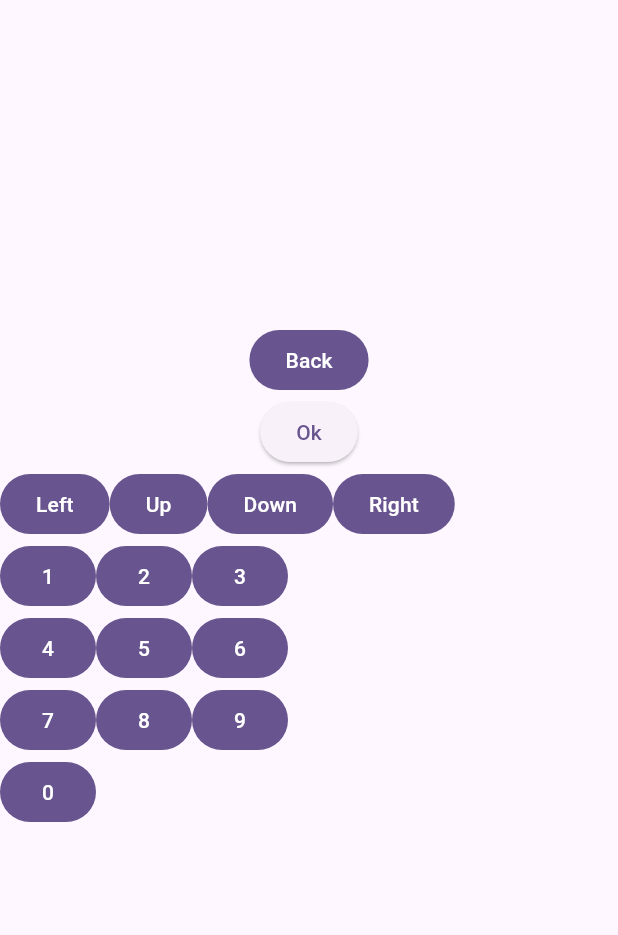
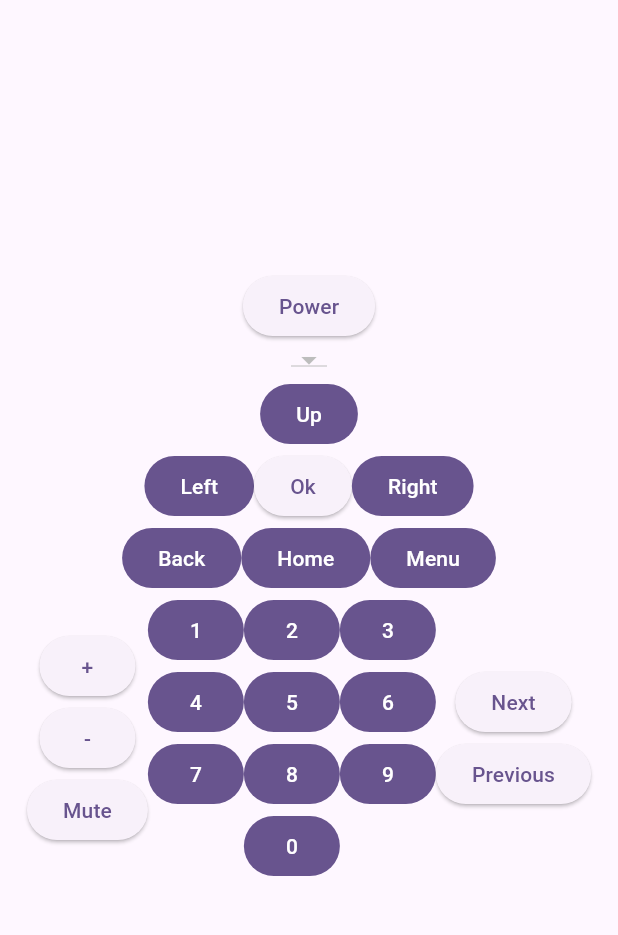
Before and after one commit to kiliangui/liveboxCommand, a Flutter app: the screen it shows after launch, after a tap on "Up", on a phone screen of 412 x 824 dp, the part 84-1019 px from its top. Run offline on Flutter 3.47's test engine with Material 3 defaults, Android fonts, the phone set to English and light mode, and no system bars; missing offline and left inert: network_info_plus; network calls fail.

Commit message:
MAJ detecteru de livebox

```diff
--- a/lib/main.dart
+++ b/lib/main.dart
@@ -1,9 +1,79 @@
 
 
+import 'dart:convert';
+
 import 'package:flutter/cupertino.dart';
+import 'package:network_info_plus/network_info_plus.dart';
 import 'package:flutter/material.dart';
 import 'package:http/http.dart' as http;
 import 'dart:developer' as developer;
+import 'dart:io';
+
+class IpAddress {
+  final String ip;
+  final String name;
+
+  IpAddress(this.ip, this.name);
+}
+
+Future<String> checkLiveBox(String ip) async {
+
+  var res = await http.get(Uri.parse("http://$ip:8080/remoteControl/cmd?operation=10"));
+  if (res.statusCode == 200) {
+    var json = jsonDecode(res.body);
+    return json['result']["data"]['friendlyName'];
+  }
+
+  return "false";
+}
+
+Future<List<IpAddress>> scanNetwork() async {
+  print('Scanning network');
+  List<IpAddress> ListIp = [];
+  await (NetworkInfo().getWifiIP()).then(
+    (ip) async {
+      print("IP FOUND: $ip");
+      final String subnet = ip!.substring(0, ip.lastIndexOf('.'));
+      const port = 8080;
+      for (var i = 0; i < 256; i++) {
+        String ip = '$subnet.$i';
+        await Socket.connect(ip, port, timeout: Duration(milliseconds: 50))
+          .then((socket) async {
+            await InternetAddress(socket.address.address)
+              .reverse()
+              .then((value) {
+                print("FOUND DEVICE");
+                //ListIp.add({
+                //  'ip': socket.address.address,
+                //  'name': value.host ?? socket.address.address
+                //});
+                checkLiveBox(ip).then((value) {
+                  if (value != "false") {
+                    ListIp.add(IpAddress(socket.address.address, value));
+                  }
+                });
+                print("IP : ${socket.address.address}");
+                socket.destroy();
+
+              }).catchError((error) {
+                print(socket.address.address);
+                // http://IP:8080/remoteControl/cmd?operation=10
+                checkLiveBox(ip).then((value) {
+                  if (value != "false") {
+                    ListIp.add(IpAddress(socket.address.address, value));
+                  }
+                  socket.destroy();
+                });
+
+              });
+          }).catchError((error) => null);
+      }
+    },
+  );
+  print('Done , found ${ListIp.length} devices, returning list');
+  return ListIp;
+}
+
 void main() {
   runApp(const MyApp());
 }
@@ -59,11 +129,31 @@ class MyHomePage extends StatefulWidget {
 }
 
 class _MyHomePageState extends State<MyHomePage> {
-  final String _url = "http://192.168.1.10:8080/remoteControl/cmd?operation=01&mode=0&key=";
+  String UsedIp = "";
+  String _url = "/remoteControl/cmd?operation=01&mode=0&key=";
   void press(code){
-    http.get(Uri.parse(_url+code));
+    print("http://"+UsedIp+":8080"+_url+code);
+    http.get(Uri.parse("http://"+UsedIp+":8080"+_url+code));
     developer.log(_url+code);
   }
+
+
+  List<IpAddress> ListIp = [];
+
+  @override
+  void initState() {
+    super.initState();
+    //scan();
+    scanNetwork().then((value) {
+      print("VALUE, ${value}");
+      print("VALUE, ${value.length}, ${value[0].ip}");
+      setState(() {
+        ListIp = value;
+        UsedIp = value.length > 0 ? value[0].ip : "";
+      });
+    });
+  }
+
 
   @override
   Widget build(BuildContext context) {
@@ -89,19 +179,63 @@ class _MyHomePageState extends State<MyHomePage> {
         child: Column(
           mainAxisAlignment: MainAxisAlignment.center,
           children: <Widget>[
-            FilledButton(onPressed: ()=>{press("158")}, child: const Text("Back")),
-            ElevatedButton(onPressed: () =>{press("352")}, child: const Text("Ok")),
-            Row(
+            ElevatedButton(onPressed: () =>{press("116")}, child: const Text("Power")),
+            // select ip from the list
+
+            DropdownButton(
+              value: UsedIp,
+              onChanged: (value) {
+                setState(() {
+                  UsedIp = value as String ;
+                });
+              },
+              items: ListIp.map((value) {
+                return DropdownMenuItem(
+                  value: value.ip,
+                  child: Text(value.name),
+                );
+              }).toList(),
+
+            ),
+
+            Column(
               children: [
-                FilledButton(onPressed: ()=>{press("105")}, child: const Text("Left")),
+
+
                 FilledButton(onPressed: ()=>{press("103")}, child: const Text("Up")),
-                FilledButton(onPressed: ()=>{press("108")}, child: const Text("Down")),
-                FilledButton(onPressed: ()=>{press("106")}, child: const Text("Right")),
+                Row(
+                  mainAxisAlignment: MainAxisAlignment.center,
+                  children: [
+                    FilledButton(onPressed: ()=>{press("105")}, child: const Text("Left")),
+                    ElevatedButton(onPressed: () =>{press("352")}, child: const Text("Ok")),
+                    FilledButton(onPressed: ()=>{press("106")}, child: const Text("Right")),
+                  ],
+                ),
+                Row(
+                  mainAxisAlignment: MainAxisAlignment.center,
+                  children: [
+                    FilledButton(onPressed: ()=>{press("104")}, child: const Text("Back")),
+                    FilledButton(onPressed: ()=>{press("107")}, child: const Text("Home")),
+                    FilledButton(onPressed: ()=>{press("102")}, child: const Text("Menu")),
+                  ],
+                )
+
               ],
             ),
-            Column(
+            Row(
+              mainAxisAlignment: MainAxisAlignment.center,
+              children: [
+                Column(
+                  children: [
+                    ElevatedButton(onPressed: () =>{press("114")}, child: const Text("+")),
+                    ElevatedButton(onPressed: () =>{press("115")}, child: const Text("-")),
+                    ElevatedButton(onPressed: () =>{press("113")}, child: const Text("Mute")),
+                  ],
+                ),
+                Column(
               children: [
                 Row(
+                  mainAxisAlignment: MainAxisAlignment.center,
                   children: [
                     FilledButton(onPressed: ()=>{press("513")}, child: const Text("1")),
                     FilledButton(onPressed: ()=>{press("514")}, child: const Text("2")),
@@ -109,24 +243,41 @@ class _MyHomePageState extends State<MyHomePage> {
                   ],
                 ),
                 Row(
+                  mainAxisAlignment: MainAxisAlignment.center,
                   children: [
                     FilledButton(onPressed: ()=>{press("516")}, child: const Text("4")),
                     FilledButton(onPressed: ()=>{press("517")}, child: const Text("5")),
                     FilledButton(onPressed: ()=>{press("518")}, child: const Text("6")),
                   ],),
                 Row(
+                  mainAxisAlignment: MainAxisAlignment.center,
                   children: [
                     FilledButton(onPressed: ()=>{press("519")}, child: const Text("7")),
                     FilledButton(onPressed: ()=>{press("520")}, child: const Text("8")),
                     FilledButton(onPressed: ()=>{press("521")}, child: const Text("9")),
                   ],),
                 Row(
+                  mainAxisAlignment: MainAxisAlignment.center,
                   children: [
                     FilledButton(onPressed: ()=>{press("512")}, child: const Text("0")),
                   ],),
 
               ],
             ),
+
+                Column(
+                  children: [
+                    //next / previous
+                        ElevatedButton(onPressed: ()=>{press("403")}, child: const Text("Next")),
+                        ElevatedButton(onPressed: ()=>{press("402")}, child: const Text("Previous")),
+
+
+                  ],
+                )
+              ],
+            ),
+
+
           ],
         ),
       ),
--- a/pubspec.yaml
+++ b/pubspec.yaml
@@ -36,6 +36,7 @@ dependencies:
   # Use with the CupertinoIcons class for iOS style icons.
   cupertino_icons: ^1.0.6
   http: ^1.2.1
+  network_info_plus: ^5.0.3
 
 dev_dependencies:
   flutter_test:
```
Also changed, not shown: pubspec.lock, 1 other file.
